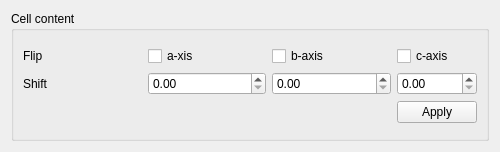
The window that iraspa/iraspagui/celltransformcontentform.ui (iRASPA/iRASPA-QT) describes before a commit, drawn with Qt 5.
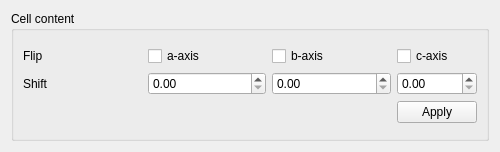
The same window after the commit. Custom widgets are drawn as their Qt base class.

```diff
--- a/iraspa/iraspagui/celltransformcontentform.ui
+++ b/iraspa/iraspagui/celltransformcontentform.ui
@@ -25,7 +25,7 @@
         <item row="0" column="1">
          <widget class="QCheckBox" name="flipAxisACheckBox">
           <property name="text">
-           <string>a-xis</string>
+           <string>a-axis</string>
           </property>
          </widget>
         </item>
```
